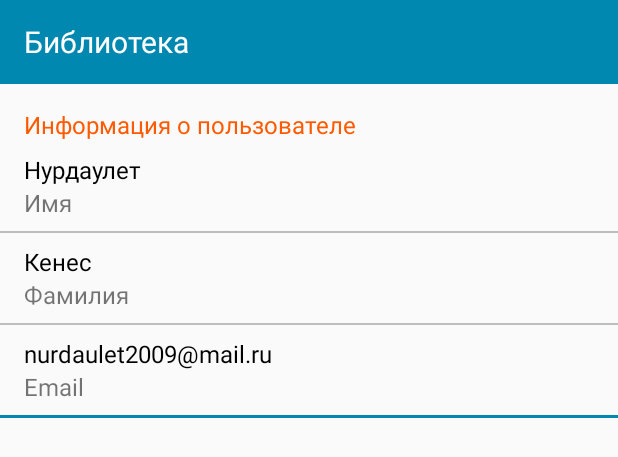
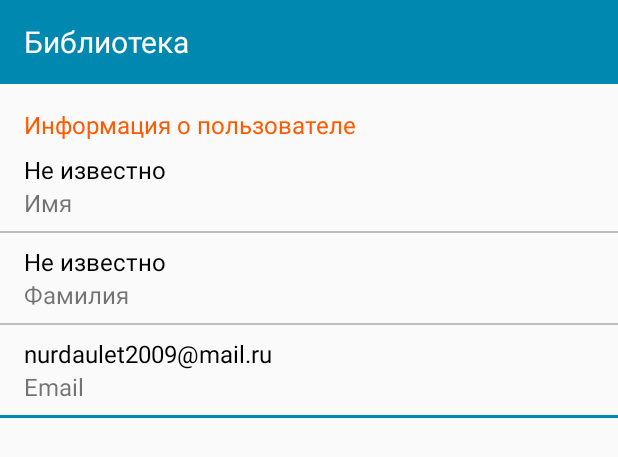
Before and after one commit to yehlfektn/Library, an Android app: the layout activity_profile.xml on its own in the app's theme, with its tools: preview values and no code run, on a phone screen of 412 x 824 dp. Shown: the top 457 px of the screen. Run offline under Robolectric (Android 15) with nearby library versions, the phone set to English and light mode, and no system bars.

Commit message:
Update name and family name

```diff
--- a/app/src/main/res/layout/activity_profile.xml
+++ b/app/src/main/res/layout/activity_profile.xml
@@ -14,18 +14,58 @@
             android:layout_marginTop="@dimen/spacing_m"
             android:layout_width="match_parent"
             android:layout_height="wrap_content"
-            android:text="Информация о пользователе"
+            android:text="@string/info_about_user"
             android:textColor="@color/colorPrimary"
             android:paddingLeft="16dp"
             android:paddingRight="16dp"
             android:textSize="16sp"/>
 
 
-        <TextView
-            android:layout_marginTop="8dp"
+        <LinearLayout
+            android:id="@+id/name_layout"
             android:layout_width="match_parent"
             android:layout_height="wrap_content"
-            android:text="Нурдаулет"
+            android:orientation="vertical">
+
+            <TextView
+                android:id="@+id/name"
+                android:layout_marginTop="8dp"
+                android:layout_width="match_parent"
+                android:layout_height="wrap_content"
+                android:text="@string/unknown"
+                android:textColor="@color/black"
+                android:paddingLeft="16dp"
+                android:paddingRight="16dp"
+                android:textSize="16sp"/>
+
+            <TextView
+                android:layout_width="match_parent"
+                android:layout_height="wrap_content"
+                android:text="@string/name"
+                android:paddingLeft="16dp"
+                android:paddingRight="16dp"
+                android:textSize="16sp"/>
+        </LinearLayout>
+
+
+        <View
+            android:layout_marginTop="@dimen/spacing_xs"
+            android:layout_marginBottom="@dimen/spacing_xs"
+            android:layout_width="match_parent"
+            android:layout_height="1dp"
+            android:background="@color/divider"/>
+
+        <LinearLayout
+            android:id="@+id/family_layout"
+            android:layout_width="match_parent"
+            android:layout_height="wrap_content"
+            android:orientation="vertical">
+
+        <TextView
+            android:id="@+id/family_name"
+            android:layout_width="match_parent"
+            android:layout_height="wrap_content"
+            android:text="@string/unknown"
             android:textColor="@color/black"
             android:paddingLeft="16dp"
             android:paddingRight="16dp"
@@ -34,10 +74,11 @@
         <TextView
             android:layout_width="match_parent"
             android:layout_height="wrap_content"
-            android:text="Имя"
+            android:text="@string/family_name"
             android:paddingLeft="16dp"
             android:paddingRight="16dp"
             android:textSize="16sp"/>
+        </LinearLayout>
 
         <View
             android:layout_marginTop="@dimen/spacing_xs"
@@ -47,30 +88,7 @@
             android:background="@color/divider"/>
 
         <TextView
-            android:layout_width="match_parent"
-            android:layout_height="wrap_content"
-            android:text="Кенес"
-            android:textColor="@color/black"
-            android:paddingLeft="16dp"
-            android:paddingRight="16dp"
-            android:textSize="16sp"/>
-
-        <TextView
-            android:layout_width="match_parent"
-            android:layout_height="wrap_content"
-            android:text="Фамилия"
-            android:paddingLeft="16dp"
-            android:paddingRight="16dp"
-            android:textSize="16sp"/>
-
-        <View
-            android:layout_marginTop="@dimen/spacing_xs"
-            android:layout_marginBottom="@dimen/spacing_xs"
-            android:layout_width="match_parent"
-            android:layout_height="1dp"
-            android:background="@color/divider"/>
-
-        <TextView
+            android:id="@+id/profile_email"
             android:layout_width="match_parent"
             android:layout_height="wrap_content"
             android:text="nurdaulet2009@mail.ru"
--- a/app/src/main/res/values/strings.xml
+++ b/app/src/main/res/values/strings.xml
@@ -43,4 +43,9 @@
     <string name="get_book">Взять книгу</string>
     <string name="return_">Вернуть</string>
     <string name="return_book">Вернуть книгу</string>
+    <string name="info_about_user">Информация о пользователе</string>
+    <string name="unknown">Не известно</string>
+    <string name="name">Имя</string>
+    <string name="family_name">Фамилия</string>
+    <string name="cancel">Отмена</string>
 </resources>
```
Also changed, not shown: app/src/main/java/gravityfalls/library/main/ProfileActivity.java (+83 -0 lines), app/src/main/java/gravityfalls/library/objects/User.java (added, +31 -0 lines).
